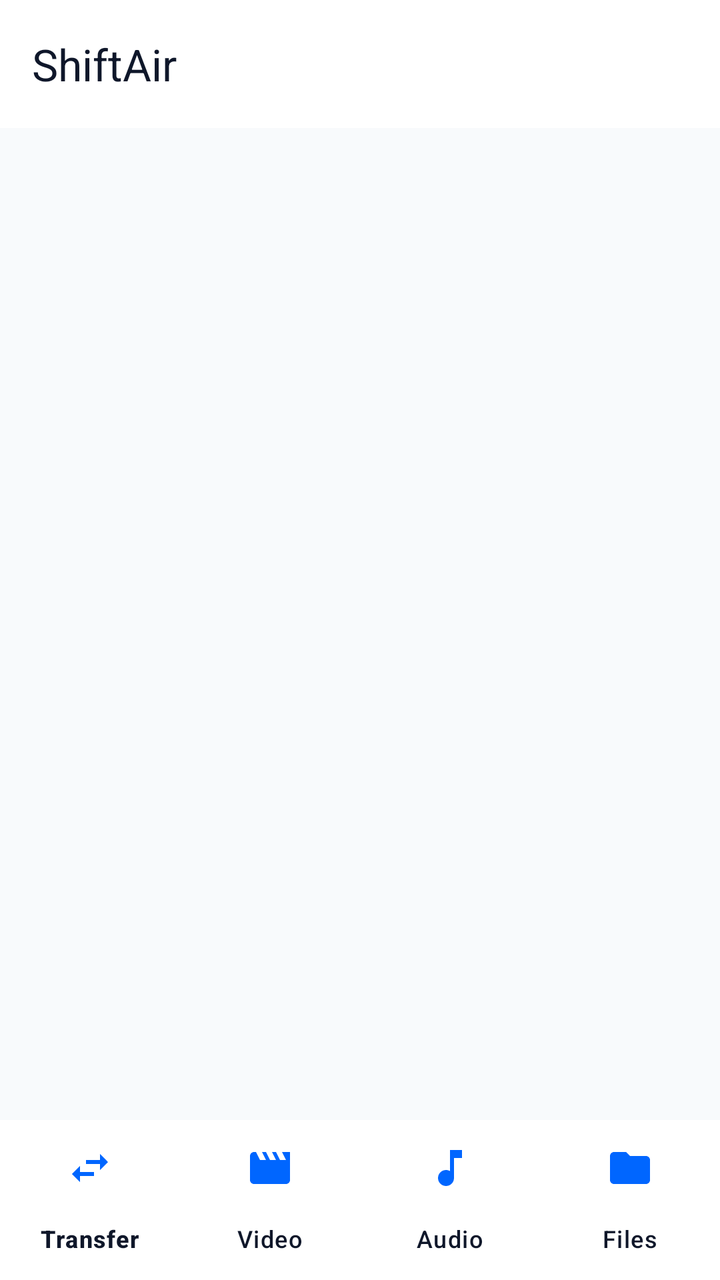
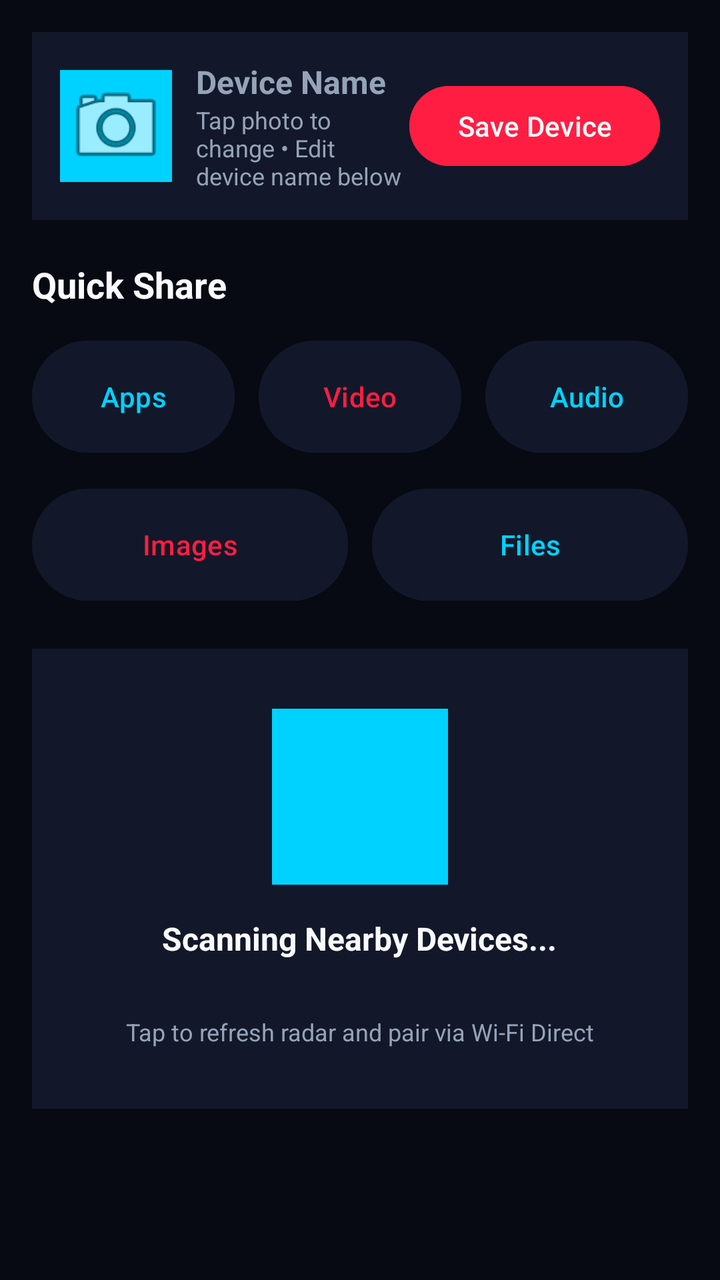

Compare the two renders of this Android layout. The source of the first and the diff that turns it into the second are given below.
<!-- AndroidManifest.xml: application theme Theme.ShiftAir -->
<!-- res/layout/activity_main.xml -->
<?xml version="1.0" encoding="utf-8"?>
<androidx.constraintlayout.widget.ConstraintLayout xmlns:android="http://schemas.android.com/apk/res/android"
    xmlns:app="http://schemas.android.com/apk/res-auto"
    android:layout_width="match_parent"
    android:layout_height="match_parent"
    android:background="@color/bg_light">

    <com.google.android.material.appbar.MaterialToolbar
        android:id="@+id/toolbar"
        android:layout_width="0dp"
        android:layout_height="?attr/actionBarSize"
        android:background="@color/surface_white"
        android:elevation="2dp"
        app:layout_constraintEnd_toEndOf="parent"
        app:layout_constraintStart_toStartOf="parent"
        app:layout_constraintTop_toTopOf="parent"
        app:title="ShiftAir"
        app:titleTextColor="@color/text_primary" />

    <FrameLayout
        android:id="@+id/fragmentContainer"
        android:layout_width="0dp"
        android:layout_height="0dp"
        app:layout_constraintBottom_toTopOf="@id/bottomNav"
        app:layout_constraintEnd_toEndOf="parent"
        app:layout_constraintStart_toStartOf="parent"
        app:layout_constraintTop_toBottomOf="@id/toolbar" />

    <com.google.android.material.bottomnavigation.BottomNavigationView
        android:id="@+id/bottomNav"
        android:layout_width="0dp"
        android:layout_height="wrap_content"
        android:background="@color/surface_white"
        app:itemIconTint="@color/primary"
        app:itemTextColor="@color/text_primary"
        app:labelVisibilityMode="labeled"
        app:layout_constraintBottom_toBottomOf="parent"
        app:layout_constraintEnd_toEndOf="parent"
        app:layout_constraintStart_toStartOf="parent"
        app:menu="@menu/bottom_nav_menu" />

</androidx.constraintlayout.widget.ConstraintLayout>
<!-- resources referenced by this layout -->
<resources>
  <color name="bg_light">#F8FAFC</color>
  <color name="primary">#0066FF</color>
  <color name="surface_white">#FFFFFF</color>
  <color name="text_primary">#0F172A</color>
  <style name="Theme.ShiftAir" parent="Theme.Material3.Light.NoActionBar">
          <item name="colorPrimary">@color/primary</item>
          <item name="colorPrimaryDark">@color/primary_dark</item>
          <item name="colorAccent">@color/accent</item>
          <item name="android:windowBackground">@color/bg_light</item>
          <item name="android:statusBarColor">@color/surface_white</item>
          <item name="android:windowLightStatusBar">true</item>
      </style>
  <color name="primary_dark">#004EC2</color>
  <color name="accent">#00C853</color>
</resources>

<!-- the commit's change to res/layout/activity_main.xml (unified diff, before → after) -->
@@ -1,42 +1,190 @@
 <?xml version="1.0" encoding="utf-8"?>
-<androidx.constraintlayout.widget.ConstraintLayout xmlns:android="http://schemas.android.com/apk/res/android"
-    xmlns:app="http://schemas.android.com/apk/res-auto"
+<ScrollView xmlns:android="http://schemas.android.com/apk/res/android"
     android:layout_width="match_parent"
     android:layout_height="match_parent"
-    android:background="@color/bg_light">
+    android:background="@color/bg_dark"
+    android:padding="16dp">
 
-    <com.google.android.material.appbar.MaterialToolbar
-        android:id="@+id/toolbar"
-        android:layout_width="0dp"
-        android:layout_height="?attr/actionBarSize"
-        android:background="@color/surface_white"
-        android:elevation="2dp"
-        app:layout_constraintEnd_toEndOf="parent"
-        app:layout_constraintStart_toStartOf="parent"
-        app:layout_constraintTop_toTopOf="parent"
-        app:title="ShiftAir"
-        app:titleTextColor="@color/text_primary" />
+    <LinearLayout
+        android:layout_width="match_parent"
+        android:layout_height="wrap_content"
+        android:orientation="vertical">
 
-    <FrameLayout
-        android:id="@+id/fragmentContainer"
-        android:layout_width="0dp"
-        android:layout_height="0dp"
-        app:layout_constraintBottom_toTopOf="@id/bottomNav"
-        app:layout_constraintEnd_toEndOf="parent"
-        app:layout_constraintStart_toStartOf="parent"
-        app:layout_constraintTop_toBottomOf="@id/toolbar" />
+        <LinearLayout
+            android:layout_width="match_parent"
+            android:layout_height="wrap_content"
+            android:background="@color/card_glass"
+            android:gravity="center_vertical"
+            android:orientation="horizontal"
+            android:padding="14dp">
 
-    <com.google.android.material.bottomnavigation.BottomNavigationView
-        android:id="@+id/bottomNav"
-        android:layout_width="0dp"
-        android:layout_height="wrap_content"
-        android:background="@color/surface_white"
-        app:itemIconTint="@color/primary"
-        app:itemTextColor="@color/text_primary"
-        app:labelVisibilityMode="labeled"
-        app:layout_constraintBottom_toBottomOf="parent"
-        app:layout_constraintEnd_toEndOf="parent"
-        app:layout_constraintStart_toStartOf="parent"
-        app:menu="@menu/bottom_nav_menu" />
+            <ImageView
+                android:id="@+id/ivProfileAvatar"
+                android:layout_width="56dp"
+                android:layout_height="56dp"
+                android:background="@color/electric_blue"
+                android:contentDescription="Profile Avatar"
+                android:padding="2dp"
+                android:scaleType="centerCrop"
+                android:src="@android:drawable/ic_menu_camera" />
 
-</androidx.constraintlayout.widget.ConstraintLayout>
+            <LinearLayout
+                android:layout_width="0dp"
+                android:layout_height="wrap_content"
+                android:layout_marginStart="12dp"
+                android:layout_weight="1"
+                android:orientation="vertical">
+
+                <EditText
+                    android:id="@+id/etDeviceName"
+                    android:layout_width="match_parent"
+                    android:layout_height="wrap_content"
+                    android:background="@android:color/transparent"
+                    android:hint="Device Name"
+                    android:inputType="textPersonName"
+                    android:textColor="@color/text_primary"
+                    android:textColorHint="@color/text_secondary"
+                    android:textSize="16sp"
+                    android:textStyle="bold" />
+
+                <TextView
+                    android:layout_width="wrap_content"
+                    android:layout_height="wrap_content"
+                    android:text="@string/profile_hint"
+                    android:textColor="@color/text_secondary"
+                    android:textSize="12sp" />
+            </LinearLayout>
+
+            <Button
+                android:id="@+id/btnSaveProfile"
+                android:layout_width="wrap_content"
+                android:layout_height="wrap_content"
+                android:backgroundTint="@color/neon_red"
+                android:text="@string/save_profile"
+                android:textAllCaps="false"
+                android:textColor="@color/text_primary" />
+        </LinearLayout>
+
+        <TextView
+            android:layout_width="wrap_content"
+            android:layout_height="wrap_content"
+            android:layout_marginTop="20dp"
+            android:text="@string/home_title"
+            android:textColor="@color/text_primary"
+            android:textSize="18sp"
+            android:textStyle="bold" />
+
+        <LinearLayout
+            android:layout_width="match_parent"
+            android:layout_height="wrap_content"
+            android:layout_marginTop="12dp"
+            android:orientation="horizontal">
+
+            <Button
+                android:id="@+id/btnShareApps"
+                android:layout_width="0dp"
+                android:layout_height="64dp"
+                android:layout_marginEnd="6dp"
+                android:layout_weight="1"
+                android:backgroundTint="@color/card_glass"
+                android:text="@string/cat_apps"
+                android:textAllCaps="false"
+                android:textColor="@color/electric_blue" />
+
+            <Button
+                android:id="@+id/btnShareVideo"
+                android:layout_width="0dp"
+                android:layout_height="64dp"
+                android:layout_marginStart="6dp"
+                android:layout_marginEnd="6dp"
+                android:layout_weight="1"
+                android:backgroundTint="@color/card_glass"
+                android:text="@string/cat_video"
+                android:textAllCaps="false"
+                android:textColor="@color/neon_red" />
+
+            <Button
+                android:id="@+id/btnShareAudio"
+                android:layout_width="0dp"
+                android:layout_height="64dp"
+                android:layout_marginStart="6dp"
+                android:layout_weight="1"
+                android:backgroundTint="@color/card_glass"
+                android:text="@string/cat_audio"
+                android:textAllCaps="false"
+                android:textColor="@color/electric_blue" />
+        </LinearLayout>
+
+        <LinearLayout
+            android:layout_width="match_parent"
+            android:layout_height="wrap_content"
+            android:layout_marginTop="10dp"
+            android:orientation="horizontal">
+
+            <Button
+                android:id="@+id/btnShareImages"
+                android:layout_width="0dp"
+                android:layout_height="64dp"
+                android:layout_marginEnd="6dp"
+                android:layout_weight="1"
+                android:backgroundTint="@color/card_glass"
+                android:text="@string/cat_images"
+                android:textAllCaps="false"
+                android:textColor="@color/neon_red" />
+
+            <Button
+                android:id="@+id/btnShareFiles"
+                android:layout_width="0dp"
+                android:layout_height="64dp"
+                android:layout_marginStart="6dp"
+                android:layout_weight="1"
+                android:backgroundTint="@color/card_glass"
+                android:text="@string/cat_files"
+                android:textAllCaps="false"
+                android:textColor="@color/electric_blue" />
+        </LinearLayout>
+
+        <LinearLayout
+            android:id="@+id/radarCard"
+            android:layout_width="match_parent"
+            android:layout_height="230dp"
+            android:layout_marginTop="20dp"
+            android:background="@color/card_glass"
+            android:gravity="center"
+            android:orientation="vertical"
+            android:padding="16dp">
+
+            <View
+                android:id="@+id/radarPulse"
+                android:layout_width="88dp"
+                android:layout_height="88dp"
+                android:background="@color/electric_blue" />
+
+            <TextView
+                android:id="@+id/tvRadarStatus"
+                android:layout_width="wrap_content"
+                android:layout_height="wrap_content"
+                android:layout_marginTop="16dp"
+                android:text="@string/radar_searching"
+                android:textColor="@color/text_primary"
+                android:textSize="16sp"
+                android:textStyle="bold" />
+
+            <TextView
+                android:id="@+id/tvActiveDevice"
+                android:layout_width="wrap_content"
+                android:layout_height="wrap_content"
+                android:layout_marginTop="4dp"
+                android:textColor="@color/neon_red"
+                android:textSize="13sp" />
+
+            <TextView
+                android:layout_width="wrap_content"
+                android:layout_height="wrap_content"
+                android:layout_marginTop="6dp"
+                android:text="@string/radar_hint"
+                android:textColor="@color/text_secondary"
+                android:textSize="12sp" />
+        </LinearLayout>
+    </LinearLayout>
+</ScrollView>
<!-- resource entries referenced after the edit -->
@@ -1,9 +1,21 @@
 <!-- resources referenced by this layout -->
 <resources>
-  <color name="bg_light">#F8FAFC</color>
-  <color name="primary">#0066FF</color>
-  <color name="surface_white">#FFFFFF</color>
-  <color name="text_primary">#0F172A</color>
+  <color name="bg_dark">#070A12</color>
+  <color name="card_glass">#121829</color>
+  <color name="electric_blue">#00D2FF</color>
+  <color name="neon_red">#FF1E42</color>
+  <color name="text_primary">#F8FAFC</color>
+  <color name="text_secondary">#94A3B8</color>
+  <string name="cat_apps">Apps</string>
+  <string name="cat_audio">Audio</string>
+  <string name="cat_files">Files</string>
+  <string name="cat_images">Images</string>
+  <string name="cat_video">Video</string>
+  <string name="home_title">Quick Share</string>
+  <string name="profile_hint">Tap photo to change • Edit device name below</string>
+  <string name="radar_hint">Tap to refresh radar and pair via Wi-Fi Direct</string>
+  <string name="radar_searching">Scanning Nearby Devices...</string>
+  <string name="save_profile">Save Device</string>
   <style name="Theme.ShiftAir" parent="Theme.Material3.Light.NoActionBar">
           <item name="colorPrimary">@color/primary</item>
           <item name="colorPrimaryDark">@color/primary_dark</item>
@@ -12,7 +24,5 @@
           <item name="android:statusBarColor">@color/surface_white</item>
           <item name="android:windowLightStatusBar">true</item>
       </style>
-  <color name="primary_dark">#004EC2</color>
-  <color name="accent">#00C853</color>
 </resources>
 
